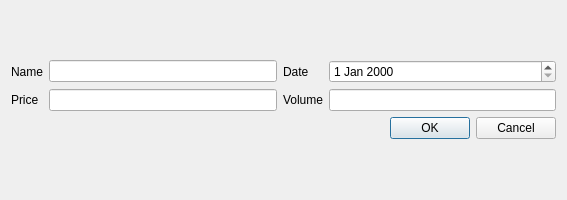
First picture: the form in gpw_project/gpw_app/additemwindow.ui, repository torrancee/gpwapp, before the edit.
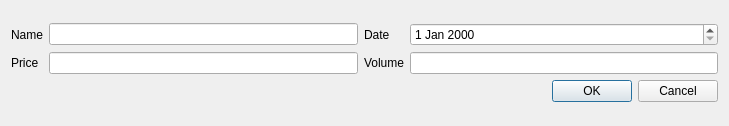
Second picture: the form after the edit.

Commit message: [gpw::wpog] add item window improved with new labels

The edit to the form file:
```diff
--- a/gpw_project/gpw_app/additemwindow.ui
+++ b/gpw_project/gpw_app/additemwindow.ui
@@ -6,8 +6,8 @@
    <rect>
     <x>0</x>
     <y>0</y>
-    <width>567</width>
-    <height>200</height>
+    <width>729</width>
+    <height>126</height>
    </rect>
   </property>
   <property name="windowTitle">
```
Left out of the diff: 2 changed lines with no effect on the pictures. The commit also changes 5 other files.
